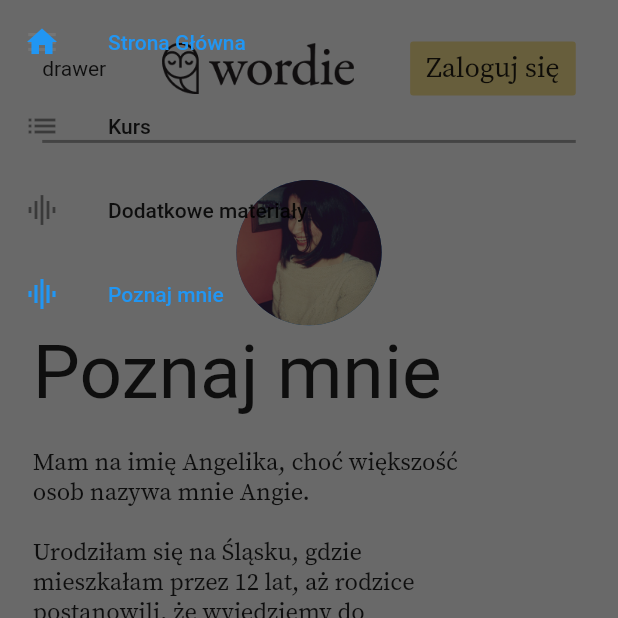
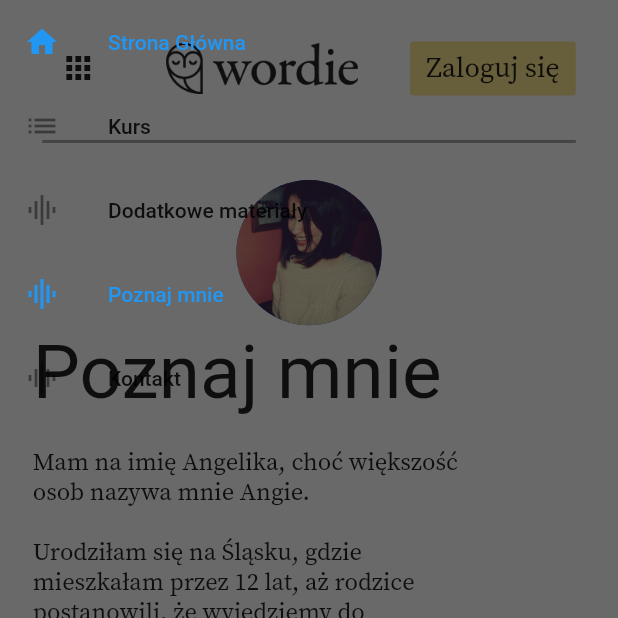
Before and after one commit to McTonderski/Wordie, a Flutter app: the screen it shows after launch, with the side drawer open, on a phone screen of 412 x 824 dp, the top half of it. Run offline on Flutter 3.47's test engine with Material 2 defaults, Android fonts, the phone set to English and light mode, and no system bars.

Commit message:
updated all pages with navbar

```diff
--- a/lib/main.dart
+++ b/lib/main.dart
@@ -6,7 +6,6 @@ import 'package:wordie/widgets/drawer_widget.dart';
 import 'package:wordie/widgets/nav_bar.dart';
 import 'package:wordie/views/about_me_view.dart';
 
-import 'views/about_me_view.dart';
 import 'views/about_me_view.dart';
 import 'views/all_addon.dart';
 
@@ -19,9 +18,10 @@ class MyApp extends StatelessWidget {
   @override
   Widget build(BuildContext context) {
     return MaterialApp(
-
+      debugShowCheckedModeBanner: false,
       initialRoute: AboutMeView.routeName,
       routes: {
+        ContactPage.routeName: (context) => ContactPage(),
         AboutMeView.routeName: (context) => AboutMeView(),
         AllAddonPage.routeName: (context) => AllAddonPage(),
         AddonPage.routeName:(context)=>AddonPage()
--- a/lib/widgets/drawer_widget.dart
+++ b/lib/widgets/drawer_widget.dart
@@ -1,4 +1,6 @@
 import 'package:flutter/material.dart';
+import 'package:wordie/design/design.dart';
+import 'package:wordie/views/Contact_Page.dart';
 import 'package:wordie/views/about_me_view.dart';
 import 'package:wordie/views/additional_content.dart';
 import 'package:wordie/views/all_addon.dart';
@@ -21,7 +23,9 @@ class DrawerItemList extends StatelessWidget {
   Widget build(BuildContext context) {
     String currentRoute = getCurrentRouteName(context);
 
-    return Column(
+    return Container(
+      width: WINDOW_WIDTH*0.15,
+      child: Column(
         children: <Widget>[
           ListTile(
             leading: Icon(Icons.home),
@@ -75,20 +79,21 @@ class DrawerItemList extends StatelessWidget {
               );
             },
           ),
-        // ListTile(
-        //   title: Text('Kontakt'),
-        //   leading: Icon(Icons.graphic_eq),
-        //   selected: currentRoute == AppRoutes.planning,
-        //   onTap: () {
-        //     if (currentRoute == AppRoutes.planning) return;
-
-        //     Navigator.pushReplacementNamed(
-        //       context,
-        //       AppRoutes.planning,
-        //     );
-        //   },
-        // ),
+          ListTile(
+            title: Text('Kontakt'),
+            leading: Icon(Icons.graphic_eq),
+            selected: currentRoute == ContactPage.routeName,
+            onTap: () {
+              if (currentRoute == ContactPage.routeName) return;
+              currentRoute = ContactPage.routeName;
+              Navigator.pushReplacementNamed(
+                context,
+                ContactPage.routeName,
+              );
+            },
+          ),
         ],
+      ),
     );
   }
 }
--- a/lib/widgets/nav_bar.dart
+++ b/lib/widgets/nav_bar.dart
@@ -18,6 +18,7 @@ class NavBarWordie extends StatelessWidget implements PreferredSizeWidget{
 
     return SafeArea(
       child: AppBar(
+        leading: new Container(),
         backgroundColor: primaryBackgroundColor,
         centerTitle: true,
         elevation: 0,
@@ -30,7 +31,7 @@ class NavBarWordie extends StatelessWidget implements PreferredSizeWidget{
                 child: Row(
                   mainAxisAlignment: MainAxisAlignment.spaceBetween,
                   children: <Widget>[
-                    Text('drawer'),
+                    IconButton(icon: new Icon(Icons.apps), onPressed: () => Scaffold.of(context).openDrawer()),
                     Container(
                       constraints: BoxConstraints(maxHeight: 66*sqrt(height_ratio) , maxWidth: 247*sqrt(width_ratio)),
                       child: FittedBox(
```
Also changed, not shown: lib/views/Contact_Page.dart (+5 -2 lines). Lines whose indentation alone changed are shown as unchanged.
